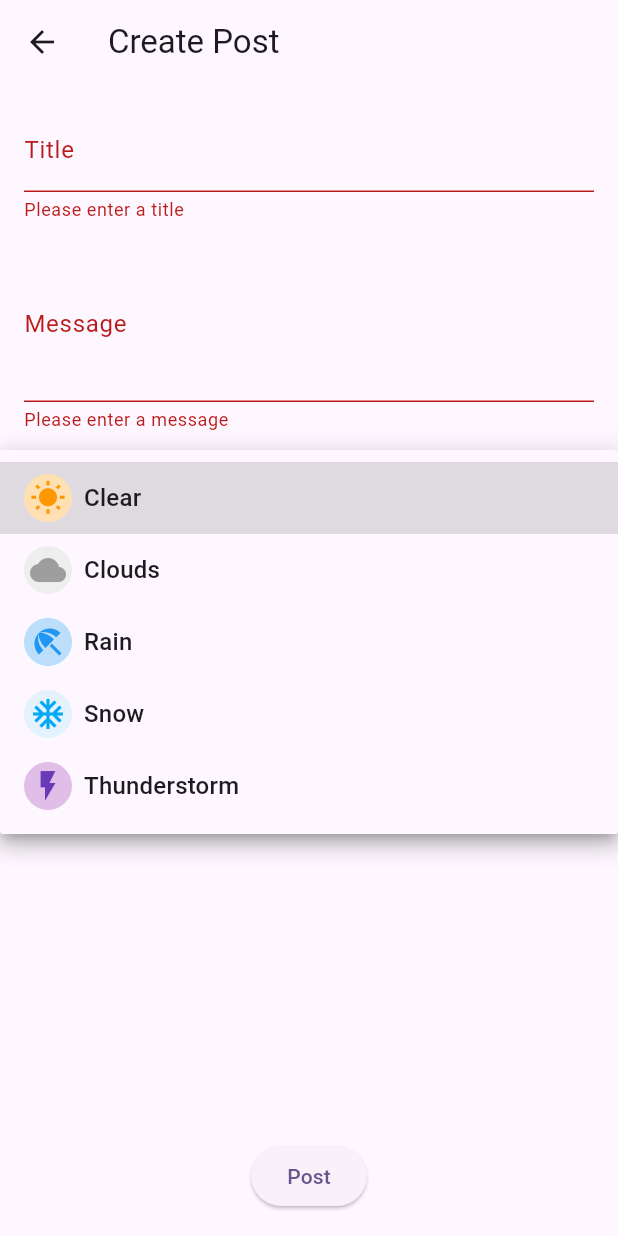
After one commit to JuanSanchez12/WeatherApp, a Flutter app: the AddPostScreen screen opened directly, after a tap on "Post", after a tap on "Clear", on a phone screen of 412 x 824 dp. The commit adds this screen. Run offline on Flutter 3.47's test engine with Material 3 defaults, Android fonts, the phone set to English and light mode, and no system bars; our stand-ins replace firebase_core, flutter_map, latlong2; accounts and stored records are empty; network calls fail.

Commit message:
Implement community post system
- Added complete community feature with post creation, editing, and deletion
- Implemented Post model with id, title, message, weather, and timestamp
- Created PostProvider for state management with ChangeNotifier
- Designed post card UI with:
  * Profile picture placeholder
  * Weather condition icon with color coding
  * Title and message content
  * Timestamp display
  * Edit/delete options in popup menu
- Built AddPostScreen with:
  * Form validation for title and message
  * Weather type dropdown with visual icons
  * Support for both creating and editing posts

```diff
--- /dev/null
+++ b/lib/Models/post_model.dart
@@ -0,0 +1,31 @@
+class Post {
+  final String id;
+  final String title;
+  final String message;
+  final String weather;
+  final DateTime timestamp;
+
+  Post({
+    required this.id,
+    required this.title,
+    required this.message,
+    required this.weather,
+    required this.timestamp,
+  });
+
+  Post copyWith({
+    String? id,
+    String? title,
+    String? message,
+    String? weather,
+    DateTime? timestamp,
+  }) {
+    return Post(
+      id: id ?? this.id,
+      title: title ?? this.title,
+      message: message ?? this.message,
+      weather: weather ?? this.weather,
+      timestamp: timestamp ?? this.timestamp,
+    );
+  }
+}
--- /dev/null
+++ b/lib/Providers/post_provider.dart
@@ -0,0 +1,30 @@
+import 'package:flutter/material.dart';
+import '../Models/post_model.dart';
+
+class PostProvider with ChangeNotifier {
+  final List<Post> _posts = [];
+
+  List<Post> get posts => _posts;
+
+  void addPost(Post post) {
+    _posts.insert(0, post);
+    notifyListeners();
+  }
+
+  void editPost(String id, String newTitle, String newMessage, String newWeather) {
+    final index = _posts.indexWhere((post) => post.id == id);
+    if (index != -1) {
+      _posts[index] = _posts[index].copyWith(
+        title: newTitle,
+        message: newMessage,
+        weather: newWeather,
+      );
+      notifyListeners();
+    }
+  }
+
+  void deletePost(String id) {
+    _posts.removeWhere((post) => post.id == id);
+    notifyListeners();
+  }
+}
--- /dev/null
+++ b/lib/Screens/add_post_screen.dart
@@ -0,0 +1,151 @@
+import 'package:flutter/material.dart';
+import 'package:provider/provider.dart';
+import '../Models/post_model.dart';
+import '../Providers/post_provider.dart';
+
+class AddPostScreen extends StatefulWidget {
+  final Post? existingPost;
+
+  const AddPostScreen({super.key, this.existingPost});
+
+  @override
+  State<AddPostScreen> createState() => _AddPostScreenState();
+}
+
+class _AddPostScreenState extends State<AddPostScreen> {
+  final _formKey = GlobalKey<FormState>();
+  late TextEditingController _titleController;
+  late TextEditingController _messageController;
+  late String _selectedWeather;
+
+  final Map<String, Color> _weatherOptions = {
+    'clear': Colors.orange[100]!,
+    'clouds': Colors.grey[200]!,
+    'rain': Colors.blue[100]!,
+    'snow': Colors.blue[50]!,
+    'thunderstorm': Colors.purple[100]!,
+  };
+
+  final Map<String, IconData> _weatherIcons = {
+    'clear': Icons.wb_sunny,
+    'clouds': Icons.cloud,
+    'rain': Icons.beach_access,
+    'snow': Icons.ac_unit,
+    'thunderstorm': Icons.flash_on,
+  };
+
+  @override
+  void initState() {
+    super.initState();
+    _titleController = TextEditingController(text: widget.existingPost?.title ?? '');
+    _messageController = TextEditingController(text: widget.existingPost?.message ?? '');
+    _selectedWeather = widget.existingPost?.weather ?? 'clear';
+  }
+
+  @override
+  void dispose() {
+    _titleController.dispose();
+    _messageController.dispose();
+    super.dispose();
+  }
+
+  @override
+  Widget build(BuildContext context) {
+    return Scaffold(
+      appBar: AppBar(
+        title: Text(widget.existingPost == null ? 'Create Post' : 'Edit Post'),
+      ),
+      body: Padding(
+        padding: const EdgeInsets.all(16),
+        child: Form(
+          key: _formKey,
+          child: Column(
+            children: [
+              TextFormField(
+                controller: _titleController,
+                decoration: const InputDecoration(labelText: 'Title'),
+                validator: (value) => value?.isEmpty ?? true ? 'Please enter a title' : null,
+              ),
+              const SizedBox(height: 16),
+              TextFormField(
+                controller: _messageController,
+                decoration: const InputDecoration(labelText: 'Message'),
+                maxLines: 3,
+                validator: (value) => value?.isEmpty ?? true ? 'Please enter a message' : null,
+              ),
+              const SizedBox(height: 16),
+              DropdownButtonFormField<String>(
+                value: _selectedWeather,
+                items: _weatherOptions.keys.map((String value) {
+                  return DropdownMenuItem<String>(
+                    value: value,
+                    child: Row(
+                      children: [
+                        Container(
+                          padding: const EdgeInsets.all(4),
+                          decoration: BoxDecoration(
+                            color: _weatherOptions[value],
+                            shape: BoxShape.circle,
+                          ),
+                          child: Icon(
+                            _weatherIcons[value],
+                            color: _getWeatherIconColor(value),
+                          ),
+                        ),
+                        const SizedBox(width: 8),
+                        Text(value[0].toUpperCase() + value.substring(1)),
+                      ],
+                    ),
+                  );
+                }).toList(),
+                onChanged: (value) => setState(() => _selectedWeather = value!),
+                decoration: const InputDecoration(labelText: 'Weather'),
+              ),
+              const Spacer(),
+              ElevatedButton(
+                onPressed: _submitForm,
+                child: Text(widget.existingPost == null ? 'Post' : 'Update'),
+              ),
+            ],
+          ),
+        ),
+      ),
+    );
+  }
+
+  Color _getWeatherIconColor(String weatherType) {
+    switch (weatherType) {
+      case 'clear': return Colors.orange;
+      case 'clouds': return Colors.grey;
+      case 'rain': return Colors.blue;
+      case 'snow': return Colors.lightBlue;
+      case 'thunderstorm': return Colors.deepPurple;
+      default: return Colors.black;
+    }
+  }
+
+  void _submitForm() {
+    if (_formKey.currentState?.validate() ?? false) {
+      final postProvider = Provider.of<PostProvider>(context, listen: false);
+      final newPost = Post(
+        id: widget.existingPost?.id ?? DateTime.now().toString(),
+        title: _titleController.text,
+        message: _messageController.text,
+        weather: _selectedWeather,
+        timestamp: widget.existingPost?.timestamp ?? DateTime.now(),
+      );
+
+      if (widget.existingPost == null) {
+        postProvider.addPost(newPost);
+      } else {
+        postProvider.editPost(
+          newPost.id,
+          newPost.title,
+          newPost.message,
+          newPost.weather,
+        );
+      }
+      Navigator.pop(context);
+    }
+  }
+}
--- a/lib/Screens/community_screen.dart
+++ b/lib/Screens/community_screen.dart
@@ -1,15 +1,160 @@
 import 'package:flutter/material.dart';
+import 'package:provider/provider.dart';
+import '../Models/post_model.dart';
+import '../Providers/post_provider.dart';
+import '../Screens/add_post_screen.dart';
 
 class CommunityScreen extends StatelessWidget {
   const CommunityScreen({super.key});
 
   @override
   Widget build(BuildContext context) {
-    return Container(
-      color: Colors.green[100], // Light green background
-      child: const Center(
-        child: Text('Community Screen', style: TextStyle(fontSize: 24)),
+    return Scaffold(
+      appBar: AppBar(
+        title: const Text('Community Posts'),
+      ),
+      body: Consumer<PostProvider>(
+        builder: (context, postProvider, child) {
+          return ListView.builder(
+            padding: const EdgeInsets.all(16),
+            itemCount: postProvider.posts.length,
+            itemBuilder: (context, index) {
+              final post = postProvider.posts[index];
+              return _buildPostCard(context, post);
+            },
+          );
+        },
+      ),
+      floatingActionButton: FloatingActionButton(
+        onPressed: () => Navigator.push(
+          context,
+          MaterialPageRoute(builder: (context) => const AddPostScreen()),
+        ),
+        child: const Icon(Icons.add),
+      ),
+      floatingActionButtonLocation: FloatingActionButtonLocation.endFloat,
+    );
+  }
+
+  Widget _buildPostCard(BuildContext context, Post post) {
+    final postProvider = Provider.of<PostProvider>(context, listen: false);
+    final weatherOptions = {
+      'clear': Colors.orange[100]!,
+      'clouds': Colors.grey[200]!,
+      'rain': Colors.blue[100]!,
+      'snow': Colors.blue[50]!,
+      'thunderstorm': Colors.purple[100]!,
+    };
+    final weatherIcons = {
+      'clear': Icons.wb_sunny,
+      'clouds': Icons.cloud,
+      'rain': Icons.beach_access,
+      'snow': Icons.ac_unit,
+      'thunderstorm': Icons.flash_on,
+    };
+
+    return Card(
+      margin: const EdgeInsets.only(bottom: 16),
+      child: Padding(
+        padding: const EdgeInsets.all(12),
+        child: Row(
+          crossAxisAlignment: CrossAxisAlignment.start,
+          children: [
+            Column(
+              children: [
+                Container(
+                  width: 60,
+                  height: 60,
+                  decoration: BoxDecoration(
+                    shape: BoxShape.circle,
+                    color: Colors.grey[300],
+                  ),
+                  child: const Icon(Icons.person, size: 40, color: Colors.grey),
+                ),
+                const SizedBox(height: 8),
+                Container(
+                  padding: const EdgeInsets.all(4),
+                  decoration: BoxDecoration(
+                    color: weatherOptions[post.weather],
+                    shape: BoxShape.circle,
+                  ),
+                  child: Icon(
+                    weatherIcons[post.weather],
+                    color: _getWeatherIconColor(post.weather),
+                  ),
+                ),
+              ],
+            ),
+            const SizedBox(width: 16),
+            Expanded(
+              child: Column(
+                crossAxisAlignment: CrossAxisAlignment.start,
+                children: [
+                  Row(
+                    mainAxisAlignment: MainAxisAlignment.spaceBetween,
+                    children: [
+                      Expanded(
+                        child: Text(
+                          post.title,
+                          style: const TextStyle(
+                            fontWeight: FontWeight.bold,
+                            fontSize: 16,
+                          ),
+                        ),
+                      ),
+                      PopupMenuButton(
+                        itemBuilder: (context) => [
+                          const PopupMenuItem(
+                            value: 'edit',
+                            child: Text('Edit'),
+                          ),
+                          const PopupMenuItem(
+                            value: 'delete',
+                            child: Text('Delete'),
+                          ),
+                        ],
+                        onSelected: (value) {
+                          if (value == 'edit') {
+                            Navigator.push(
+                              context,
+                              MaterialPageRoute(
+                                builder: (context) => AddPostScreen(existingPost: post),
+                              ),
+                            );
+                          } else if (value == 'delete') {
+                            postProvider.deletePost(post.id);
+                          }
+                        },
+                      ),
+                    ],
+                  ),
+                  const SizedBox(height: 8),
+                  Text(post.message),
+                  const SizedBox(height: 8),
+                  Text(
+                    '${post.timestamp.day}/${post.timestamp.month}/${post.timestamp.year}',
+                    style: TextStyle(
+                      fontSize: 12,
+                      color: Colors.grey[600],
+                    ),
+                  ),
+                ],
+              ),
+            ),
+          ],
+        ),
       ),
     );
   }
+
+  Color _getWeatherIconColor(String weatherType) {
+    switch (weatherType) {
+      case 'clear': return Colors.orange;
+      case 'clouds': return Colors.grey;
+      case 'rain': return Colors.blue;
+      case 'snow': return Colors.lightBlue;
+      case 'thunderstorm': return Colors.deepPurple;
+      default: return Colors.black;
+    }
+  }
 }
--- a/pubspec.yaml
+++ b/pubspec.yaml
@@ -38,6 +38,7 @@ dependencies:
   flutter_map: ^8.1.1
   latlong2: ^0.9.1
   http: ^1.3.0
+  provider: ^6.1.5
 
 dev_dependencies:
   flutter_test:
```
Also changed, not shown: lib/main.dart (+11 -1 lines), pubspec.lock.
